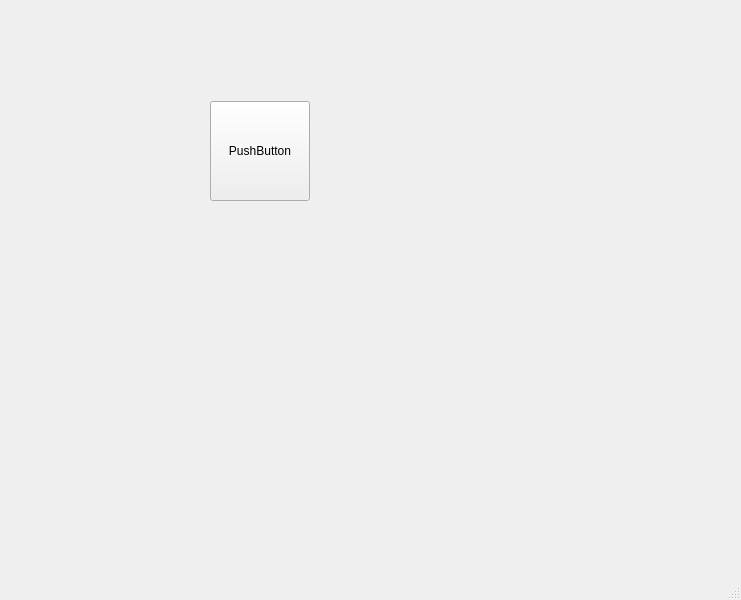
Above: demo.ui from zhuxuanhe/Qt5uid before the change. Below: the same form after it.
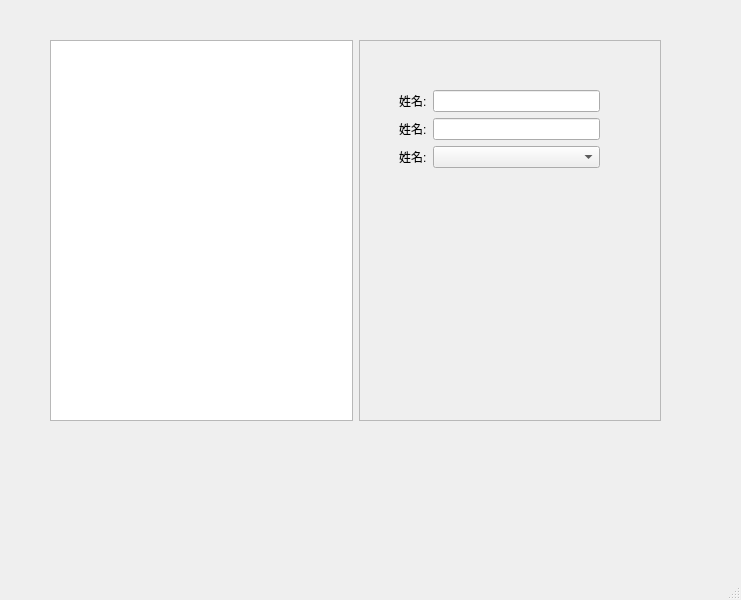
That is the form after the change. Icons and pictures are not drawn.

The edit to the form file:
```diff
--- a/demo.ui
+++ b/demo.ui
@@ -18,30 +18,78 @@
     <normaloff>img/favicon.ico</normaloff>img/favicon.ico</iconset>
   </property>
   <widget class="QWidget" name="centralwidget">
-   <widget class="QPushButton" name="pushButton">
+   <widget class="QWidget" name="horizontalLayoutWidget">
     <property name="geometry">
      <rect>
-      <x>210</x>
-      <y>101</y>
-      <width>100</width>
-      <height>100</height>
+      <x>50</x>
+      <y>40</y>
+      <width>611</width>
+      <height>381</height>
      </rect>
     </property>
-    <property name="minimumSize">
-     <size>
-      <width>100</width>
-      <height>100</height>
-     </size>
-    </property>
-    <property name="maximumSize">
-     <size>
-      <width>300</width>
-      <height>300</height>
-     </size>
-    </property>
-    <property name="text">
-     <string>PushButton</string>
-    </property>
+    <layout class="QHBoxLayout" name="horizontalLayout">
+     <item>
+      <widget class="QTreeView" name="treeView"/>
+     </item>
+     <item>
+      <widget class="QFrame" name="frame">
+       <property name="sizePolicy">
+        <sizepolicy hsizetype="Expanding" vsizetype="Preferred">
+         <horstretch>0</horstretch>
+         <verstretch>0</verstretch>
+        </sizepolicy>
+       </property>
+       <property name="frameShape">
+        <enum>QFrame::StyledPanel</enum>
+       </property>
+       <property name="frameShadow">
+        <enum>QFrame::Raised</enum>
+       </property>
+       <widget class="QWidget" name="formLayoutWidget">
+        <property name="geometry">
+         <rect>
+          <x>40</x>
+          <y>50</y>
+          <width>201</width>
+          <height>151</height>
+         </rect>
+        </property>
+        <layout class="QFormLayout" name="formLayout">
+         <item row="0" column="0">
+          <widget class="QLabel" name="label">
+           <property name="text">
+            <string>姓名:</string>
+           </property>
+          </widget>
+         </item>
+         <item row="0" column="1">
+          <widget class="QLineEdit" name="lineEdit"/>
+         </item>
+         <item row="1" column="0">
+          <widget class="QLabel" name="label_2">
+           <property name="text">
+            <string>姓名:</string>
+           </property>
+          </widget>
+         </item>
+         <item row="1" column="1">
+          <widget class="QLineEdit" name="lineEdit_2"/>
+         </item>
+         <item row="2" column="0">
+          <widget class="QLabel" name="label_3">
+           <property name="text">
+            <string>姓名:</string>
+           </property>
+          </widget>
+         </item>
+         <item row="2" column="1">
+          <widget class="QComboBox" name="comboBox"/>
+         </item>
+        </layout>
+       </widget>
+      </widget>
+     </item>
+    </layout>
    </widget>
   </widget>
   <widget class="QMenuBar" name="menubar">
```
